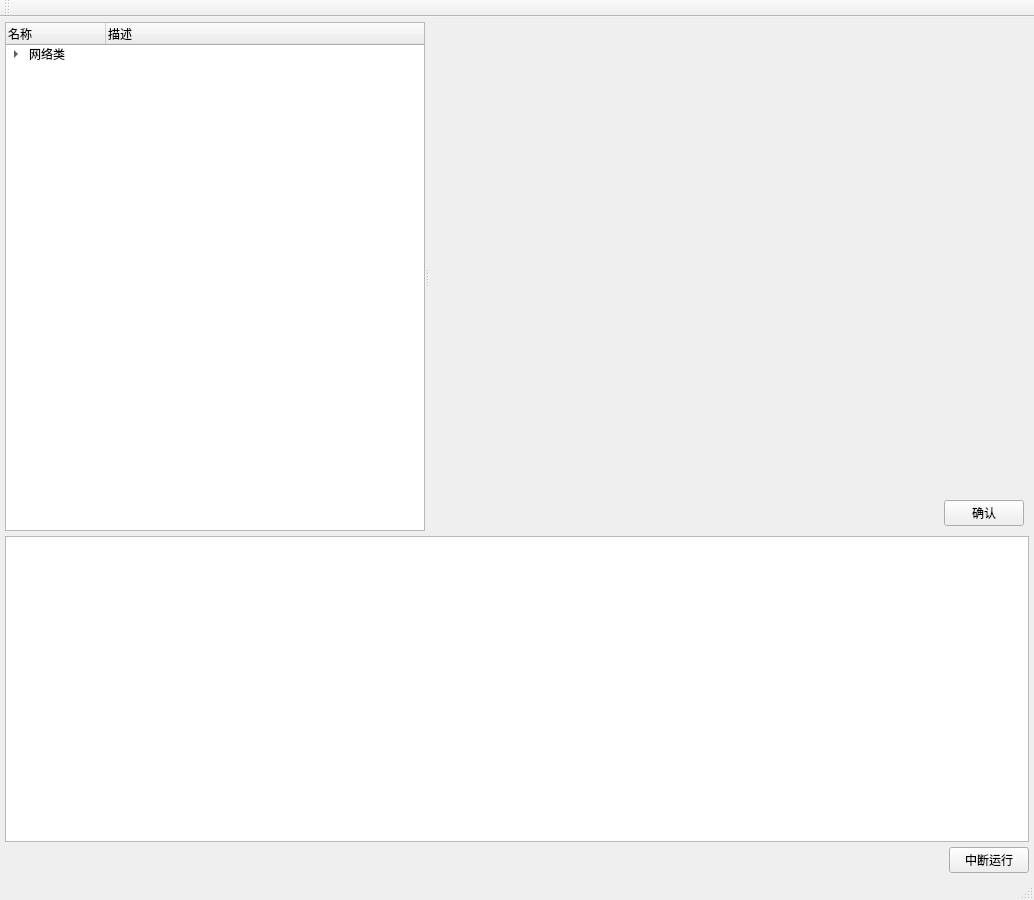
doasyourself/EasyCmd, file src/EasyCmd/MainWindow.ui: the form before one commit.
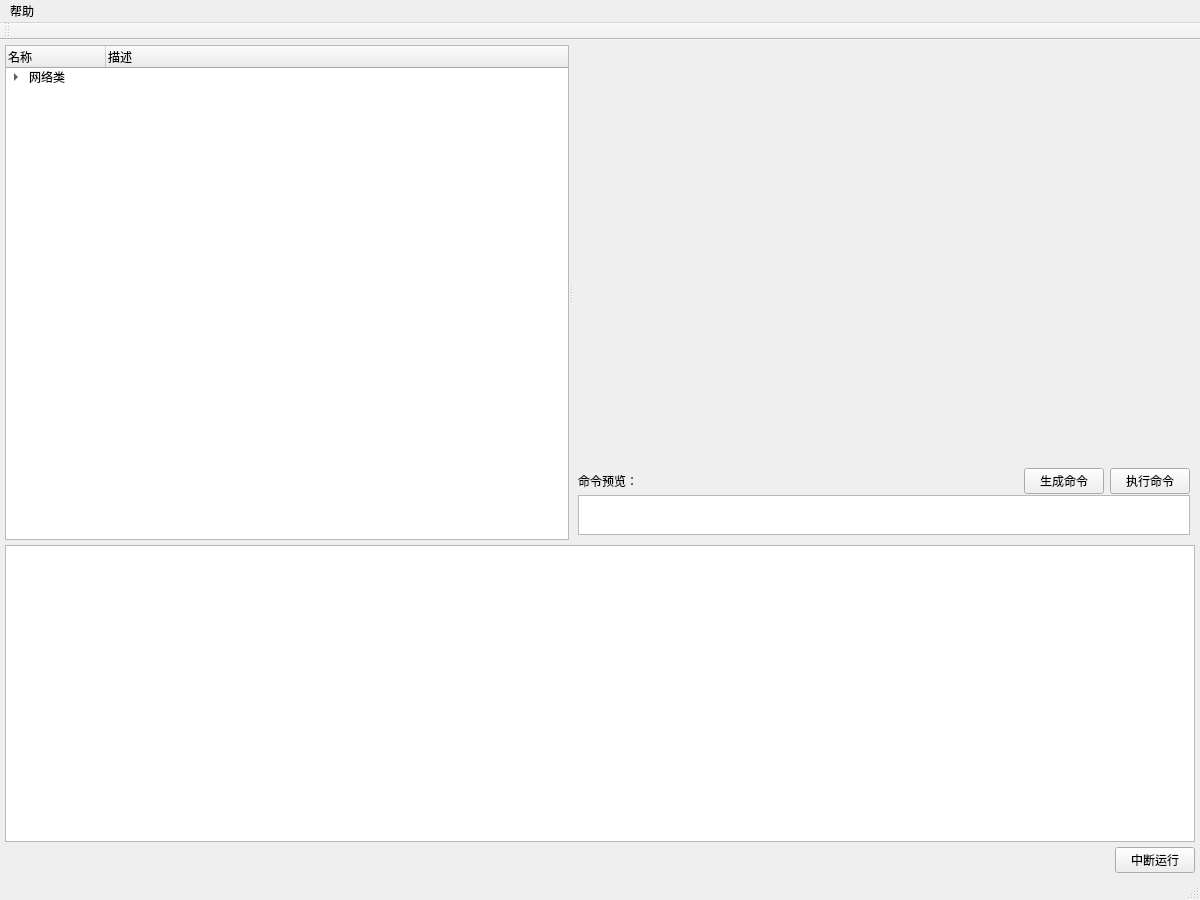
The form after the commit.

Diff of the .ui file:
```diff
--- a/src/EasyCmd/MainWindow.ui
+++ b/src/EasyCmd/MainWindow.ui
@@ -6,7 +6,7 @@
    <rect>
     <x>0</x>
     <y>0</y>
-    <width>1034</width>
+    <width>1200</width>
     <height>900</height>
    </rect>
   </property>
@@ -82,7 +82,7 @@
             <height>0</height>
            </size>
           </property>
-          <layout class="QVBoxLayout" name="verticalLayout_3" stretch="10,1">
+          <layout class="QVBoxLayout" name="verticalLayout_3" stretch="10,1,0">
            <property name="spacing">
             <number>1</number>
            </property>
@@ -113,8 +113,8 @@
                  <rect>
                   <x>0</x>
                   <y>0</y>
-                  <width>588</width>
-                  <height>434</height>
+                  <width>594</width>
+                  <height>395</height>
                  </rect>
                 </property>
                </widget>
@@ -124,6 +124,13 @@
            </item>
            <item>
             <layout class="QHBoxLayout" name="horizontalLayout_3">
+             <item>
+              <widget class="QLabel" name="label">
+               <property name="text">
+                <string>命令预览：</string>
+               </property>
+              </widget>
+             </item>
              <item>
               <spacer name="horizontalSpacer">
                <property name="orientation">
@@ -140,7 +147,31 @@
              <item>
               <widget class="QPushButton" name="pushButton_ok">
                <property name="text">
-                <string>确认</string>
+                <string>生成命令</string>
+               </property>
+              </widget>
+             </item>
+             <item>
+              <widget class="QPushButton" name="pushButton_execCmd">
+               <property name="text">
+                <string>执行命令</string>
+               </property>
+              </widget>
+             </item>
+            </layout>
+           </item>
+           <item>
+            <layout class="QHBoxLayout" name="horizontalLayout_5">
+             <property name="topMargin">
+              <number>0</number>
+             </property>
+             <item>
+              <widget class="QTextEdit" name="textEdit_cmdPreview">
+               <property name="maximumSize">
+                <size>
+                 <width>16777215</width>
+                 <height>40</height>
+                </size>
                </property>
               </widget>
              </item>
@@ -215,10 +246,17 @@
     <rect>
      <x>0</x>
      <y>0</y>
-     <width>1034</width>
+     <width>1200</width>
      <height>26</height>
     </rect>
    </property>
+   <widget class="QMenu" name="menu">
+    <property name="title">
+     <string>帮助</string>
+    </property>
+    <addaction name="action_about"/>
+   </widget>
+   <addaction name="menu"/>
   </widget>
   <widget class="QToolBar" name="mainToolBar">
    <attribute name="toolBarArea">
```
Left out of the diff: 7 changed lines with no effect on the pictures.
